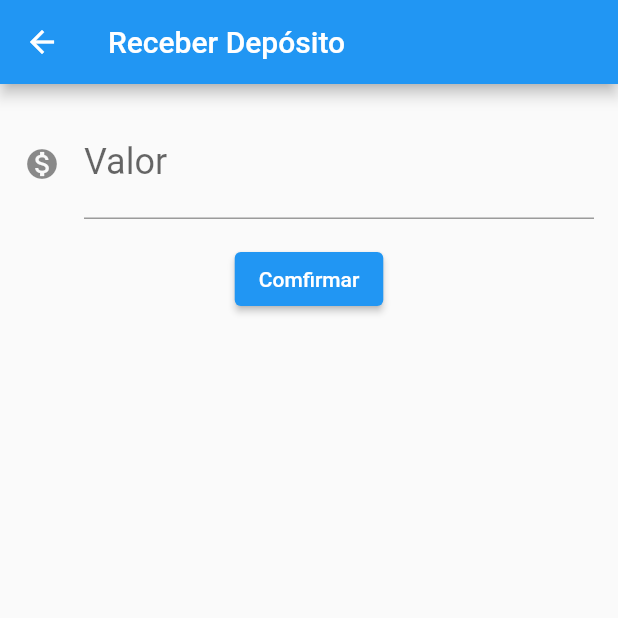
After one commit to almirmv/alura-cursos-flutter, a Flutter app: the screen it shows after launch, after a tap on "Receber Depósito", on a phone screen of 412 x 824 dp, the top half of it. The commit adds this screen. Run offline on Flutter 3.47's test engine with Material 2 defaults, Android fonts, the phone set to English and light mode, and no system bars.

Commit message:
commit aula 7 - Depósito
Criado formulário de depósito.

```diff
--- a/flutter_gerencia_estado_provider/bytebank/lib/screens/dashboard/dashboard.dart
+++ b/flutter_gerencia_estado_provider/bytebank/lib/screens/dashboard/dashboard.dart
@@ -1,5 +1,6 @@
 import 'package:bytebank/models/saldo.dart';
 import 'package:bytebank/screens/dashboard/saldoCard.dart';
+import 'package:bytebank/screens/deposito/formulario.dart';
 import 'package:flutter/material.dart';
 import 'package:provider/provider.dart';
 
@@ -17,8 +18,12 @@ class Dashboard extends StatelessWidget {
           Align(alignment: Alignment.topCenter, child: SaldoCard()),
           Consumer<Saldo>(builder: (context, saldo, child) {
             return ElevatedButton(
-              onPressed: () => {saldo.adiciona(10)},
-              child: const Text('Adiciona'),
+              child: const Text('Receber Depósito'),
+              onPressed: () {
+                Navigator.push(context, MaterialPageRoute(builder: (context) {
+                  return FormularioDeposito();
+                }));
+              },
             );
           }),
         ],
--- /dev/null
+++ b/flutter_gerencia_estado_provider/bytebank/lib/screens/deposito/formulario.dart
@@ -0,0 +1,39 @@
+import 'package:bytebank/components/editor.dart';
+import 'package:flutter/material.dart';
+import 'package:flutter/src/foundation/key.dart';
+import 'package:flutter/src/widgets/framework.dart';
+
+class FormularioDeposito extends StatelessWidget {
+  final String _tituloAppBar = 'Receber Depósito';
+  final String _dicaCampoValor = '0.00';
+  final String _rotuloCampoValor = 'Valor';
+  final String _textoBotaoConfirmar = 'Comfirmar';
+  final TextEditingController _controladorCampoValor = TextEditingController();
+
+  @override
+  Widget build(BuildContext context) {
+    return Scaffold(
+      appBar: AppBar(title: Text(_tituloAppBar)),
+      body: SingleChildScrollView(
+        child: Column(
+          children: <Widget>[
+            Editor(
+              dica: _dicaCampoValor,
+              controlador: _controladorCampoValor,
+              rotulo: _rotuloCampoValor,
+              icone: Icons.monetization_on,
+            ),
+            ElevatedButton(
+              child: Text(_textoBotaoConfirmar),
+              onPressed: () => _criaDeposito(context),
+            ),
+          ],
+        ),
+      ),
+    );
+  }
+
+  _criaDeposito(BuildContext context) {
+    Navigator.pop(context);
+  }
+}
```
